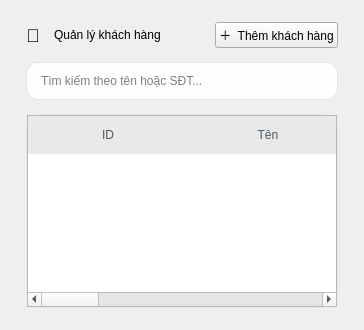
First picture: the form in ui/customers.ui, repository thaieaut-engineer/LTUD_Python_Nhom_18, before the edit.
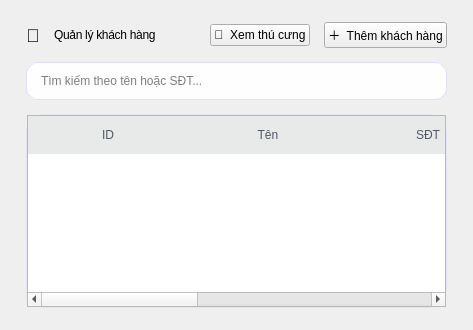
Second picture: the form after the edit.

The edit to the form file:
```diff
--- a/ui/customers.ui
+++ b/ui/customers.ui
@@ -3,13 +3,21 @@
  <class>CustomersPage</class>
  <widget class="QWidget" name="CustomersPage">
   <property name="styleSheet">
-   <string notr="true">QLabel#PageTitle{font: 800 16pt "Segoe UI";}
-QFrame#Card{background: #FFFFFF; border: 1px solid rgba(15,23,42,0.08); border-radius: 18px;}
-QLineEdit{background: rgba(255,255,255,0.95); border: 1px solid rgba(15,23,42,0.08); border-radius: 12px; padding: 10px 12px; font: 600 10pt "Segoe UI";}
+   <string notr="true">QLabel#PageTitle{font: 800 17pt "Segoe UI"; letter-spacing: -0.3px;}
+QFrame#Card{
+background: qlineargradient(x1:0, y1:0, x2:0, y2:1, stop:0 #ffffff, stop:1 #faf5ff);
+border: 1px solid rgba(99,102,241,0.12);
+border-radius: 20px;
+}
+QLineEdit{background: rgba(255,255,255,0.95); border: 1px solid rgba(99,102,241,0.15); border-radius: 12px; padding: 10px 12px; font: 600 10pt "Segoe UI";}
 QPushButton#PrimaryButton{
 border:0px; border-radius:14px; padding:10px 14px;
 color:white; font: 800 10pt "Segoe UI";
-background: qlineargradient(x1:0,y1:0,x2:1,y2:0, stop:0 #6366F1, stop:1 #8B5CF6);
+background: qlineargradient(x1:0,y1:0,x2:1,y2:0, stop:0 #6366F1, stop:1 #c026d3);
+}
+QPushButton#GhostButton{
+border:1px solid rgba(99,102,241,0.2); border-radius:14px; padding:10px 14px;
+font: 800 10pt "Segoe UI"; background: rgba(255,255,255,0.92); color: #0F172A;
 }
 QHeaderView::section{background: rgba(15,23,42,0.03); border:0px; padding:10px 12px; font: 700 9pt "Segoe UI"; color: rgba(15,23,42,0.70);}</string>
   </property>
@@ -64,6 +72,19 @@
        </property>
       </spacer>
      </item>
+     <item>
+      <widget class="QPushButton" name="viewPetsButton">
+       <property name="objectName">
+        <string>GhostButton</string>
+       </property>
+       <property name="text">
+        <string>🐾  Xem thú cưng</string>
+       </property>
+       <property name="cursor">
+        <cursorShape>PointingHandCursor</cursorShape>
+       </property>
+      </widget>
+     </item>
      <item>
       <widget class="QPushButton" name="addCustomerButton">
        <property name="objectName">
```
